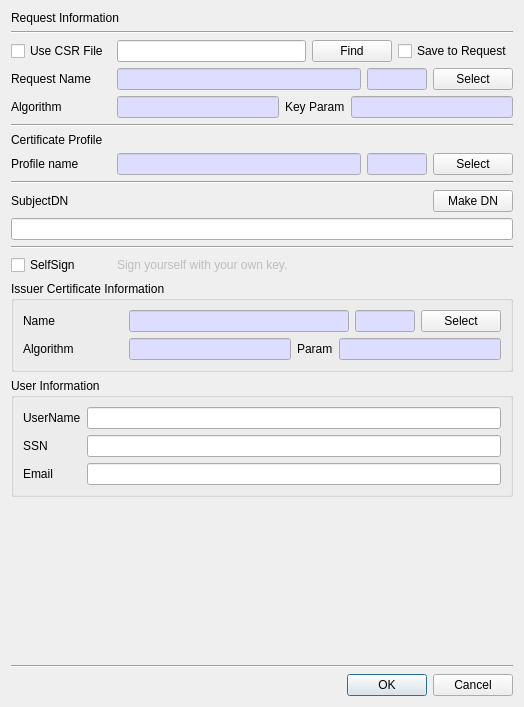
Above: CertMan/make_cert_dlg.ui from jykim74/CertMan before the change. Below: the same form after it.
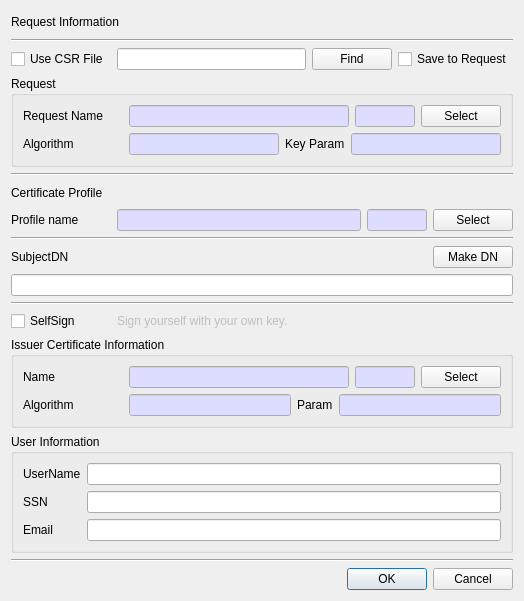
That is the form after the change.

Commit message: UI 개선

Diff of the .ui file:
```diff
--- a/CertMan/make_cert_dlg.ui
+++ b/CertMan/make_cert_dlg.ui
@@ -7,7 +7,7 @@
     <x>0</x>
     <y>0</y>
     <width>524</width>
-    <height>707</height>
+    <height>601</height>
    </rect>
   </property>
   <property name="windowTitle">
@@ -79,14 +79,47 @@
     </layout>
    </item>
    <item>
-    <layout class="QGridLayout" name="gridLayout">
+    <widget class="QGroupBox" name="mReqGroup">
+     <property name="title">
+      <string>Request</string>
+     </property>
+     <layout class="QVBoxLayout" name="verticalLayout_4">
+      <item>
+       <layout class="QGridLayout" name="gridLayout_9">
      <property name="topMargin">
       <number>0</number>
      </property>
-     <item row="0" column="3">
-      <widget class="QPushButton" name="mSelectCSRBtn">
-       <property name="text">
-        <string>Select</string>
+        <item row="0" column="1">
+         <widget class="QLineEdit" name="mReqNameText">
+          <property name="palette">
+           <palette>
+            <active>
+             <colorrole role="Base">
+              <brush brushstyle="SolidPattern">
+               <color alpha="255">
+                <red>221</red>
+                <green>221</green>
+                <blue>255</blue>
+               </color>
+              </brush>
+             </colorrole>
+            </active>
+            <inactive>
+             <colorrole role="Base">
+              <brush brushstyle="SolidPattern">
+               <color alpha="255">
+                <red>221</red>
+                <green>221</green>
+                <blue>255</blue>
+               </color>
+              </brush>
+             </colorrole>
+            </inactive>
+            <disabled/>
+           </palette>
+          </property>
+          <property name="readOnly">
+           <bool>true</bool>
        </property>
       </widget>
      </item>
@@ -109,40 +142,6 @@
        </property>
       </widget>
      </item>
-     <item row="0" column="1">
-      <widget class="QLineEdit" name="mReqNameText">
-       <property name="palette">
-        <palette>
-         <active>
-          <colorrole role="Base">
-           <brush brushstyle="SolidPattern">
-            <color alpha="255">
-             <red>221</red>
-             <green>221</green>
-             <blue>255</blue>
-            </color>
-           </brush>
-          </colorrole>
-         </active>
-         <inactive>
-          <colorrole role="Base">
-           <brush brushstyle="SolidPattern">
-            <color alpha="255">
-             <red>221</red>
-             <green>221</green>
-             <blue>255</blue>
-            </color>
-           </brush>
-          </colorrole>
-         </inactive>
-         <disabled/>
-        </palette>
-       </property>
-       <property name="readOnly">
-        <bool>true</bool>
-       </property>
-      </widget>
-     </item>
      <item row="0" column="2">
       <widget class="QLineEdit" name="mReqNumText">
        <property name="minimumSize">
@@ -189,10 +188,17 @@
        </property>
       </widget>
      </item>
+        <item row="0" column="3">
+         <widget class="QPushButton" name="mSelectCSRBtn">
+          <property name="text">
+           <string>Select</string>
+          </property>
+         </widget>
+        </item>
     </layout>
    </item>
    <item>
-    <layout class="QGridLayout" name="gridLayout_4">
+       <layout class="QGridLayout" name="gridLayout_11">
      <property name="topMargin">
       <number>0</number>
      </property>
@@ -312,6 +318,9 @@
      </item>
     </layout>
    </item>
+     </layout>
+    </widget>
+   </item>
    <item>
     <widget class="Line" name="line_5">
      <property name="orientation">
@@ -871,19 +880,6 @@
      </layout>
     </widget>
    </item>
-   <item>
-    <spacer name="verticalSpacer">
-     <property name="orientation">
-      <enum>Qt::Vertical</enum>
-     </property>
-     <property name="sizeHint" stdset="0">
-      <size>
-       <width>20</width>
-       <height>40</height>
-      </size>
-     </property>
-    </spacer>
-   </item>
    <item>
     <widget class="Line" name="line_2">
      <property name="orientation">
```
Left out of the diff: 2 changed lines with no effect on the pictures. Lines whose indentation alone changed are shown as unchanged. The commit also changes 2 other files.
